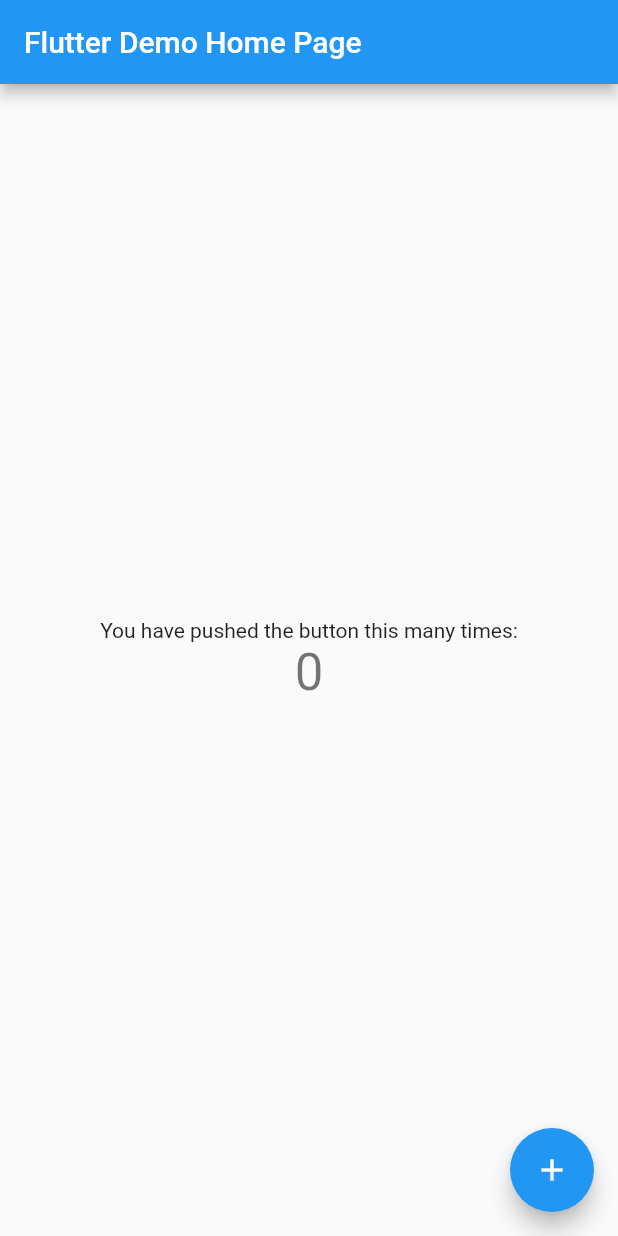
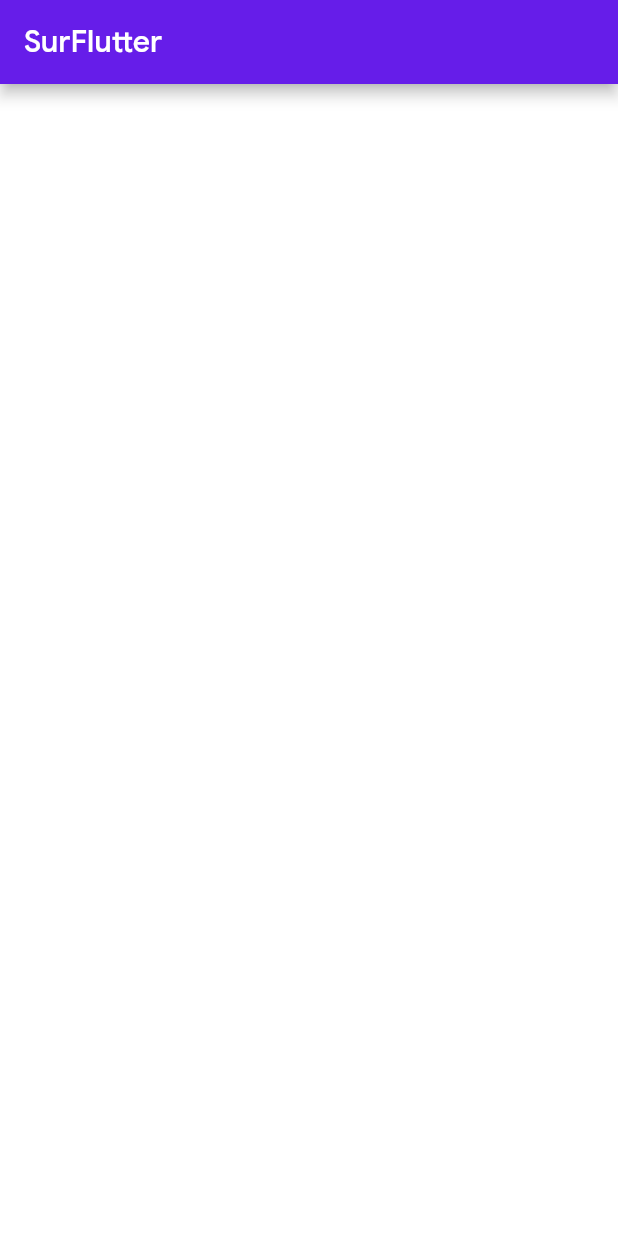
Before and after one commit to Ivaskuu/surflutter, a Flutter app: the screen it shows after launch, on a phone screen of 412 x 824 dp. Run offline on Flutter 3.47's test engine with Material 2 defaults, Android fonts, the phone set to English and light mode, and no system bars.

Commit message:
Created home.dart, added firestore + provider, google sans font

```diff
--- a/lib/main.dart
+++ b/lib/main.dart
@@ -1,111 +1,21 @@
 import 'package:flutter/material.dart';
+import 'package:surflutter/pages/home.dart';
 
 void main() => runApp(MyApp());
 
 class MyApp extends StatelessWidget {
-  // This widget is the root of your application.
   @override
   Widget build(BuildContext context) {
     return MaterialApp(
-      title: 'Flutter Demo',
+      title: 'SurFlutter',
       theme: ThemeData(
-        // This is the theme of your application.
-        //
-        // Try running your application with "flutter run". You'll see the
-        // application has a blue toolbar. Then, without quitting the app, try
-        // changing the primarySwatch below to Colors.green and then invoke
-        // "hot reload" (press "r" in the console where you ran "flutter run",
-        // or simply save your changes to "hot reload" in a Flutter IDE).
-        // Notice that the counter didn't reset back to zero; the application
-        // is not restarted.
-        primarySwatch: Colors.blue,
+        accentColor: Color(0xFF661DE9),
+        primaryColor: Color(0xFF661DE9),
+        backgroundColor: Colors.white,
+        scaffoldBackgroundColor: Colors.white,
+        fontFamily: 'GoogleSans',
       ),
-      home: MyHomePage(title: 'Flutter Demo Home Page'),
+      home: HomePage(),
     );
   }
 }
-
-class MyHomePage extends StatefulWidget {
-  MyHomePage({Key key, this.title}) : super(key: key);
-
-  // This widget is the home page of your application. It is stateful, meaning
-  // that it has a State object (defined below) that contains fields that affect
-  // how it looks.
-
-  // This class is the configuration for the state. It holds the values (in this
-  // case the title) provided by the parent (in this case the App widget) and
-  // used by the build method of the State. Fields in a Widget subclass are
-  // always marked "final".
-
-  final String title;
-
-  @override
-  _MyHomePageState createState() => _MyHomePageState();
-}
-
-class _MyHomePageState extends State<MyHomePage> {
-  int _counter = 0;
-
-  void _incrementCounter() {
-    setState(() {
-      // This call to setState tells the Flutter framework that something has
-      // changed in this State, which causes it to rerun the build method below
-      // so that the display can reflect the updated values. If we changed
-      // _counter without calling setState(), then the build method would not be
-      // called again, and so nothing would appear to happen.
-      _counter++;
-    });
-  }
-
-  @override
-  Widget build(BuildContext context) {
-    // This method is rerun every time setState is called, for instance as done
-    // by the _incrementCounter method above.
-    //
-    // The Flutter framework has been optimized to make rerunning build methods
-    // fast, so that you can just rebuild anything that needs updating rather
-    // than having to individually change instances of widgets.
-    return Scaffold(
-      appBar: AppBar(
-        // Here we take the value from the MyHomePage object that was created by
-        // the App.build method, and use it to set our appbar title.
-        title: Text(widget.title),
-      ),
-      body: Center(
-        // Center is a layout widget. It takes a single child and positions it
-        // in the middle of the parent.
-        child: Column(
-          // Column is also layout widget. It takes a list of children and
-          // arranges them vertically. By default, it sizes itself to fit its
-          // children horizontally, and tries to be as tall as its parent.
-          //
-          // Invoke "debug painting" (press "p" in the console, choose the
-          // "Toggle Debug Paint" action from the Flutter Inspector in Android
-          // Studio, or the "Toggle Debug Paint" command in Visual Studio Code)
-          // to see the wireframe for each widget.
-          //
-          // Column has various properties to control how it sizes itself and
-          // how it positions its children. Here we use mainAxisAlignment to
-          // center the children vertically; the main axis here is the vertical
-          // axis because Columns are vertical (the cross axis would be
-          // horizontal).
-          mainAxisAlignment: MainAxisAlignment.center,
-          children: <Widget>[
-            Text(
-              'You have pushed the button this many times:',
-            ),
-            Text(
-              '$_counter',
-              style: Theme.of(context).textTheme.display1,
-            ),
-          ],
-        ),
-      ),
-      floatingActionButton: FloatingActionButton(
-        onPressed: _incrementCounter,
-        tooltip: 'Increment',
-        child: Icon(Icons.add),
-      ), // This trailing comma makes auto-formatting nicer for build methods.
-    );
-  }
-}
--- /dev/null
+++ b/lib/pages/home.dart
@@ -0,0 +1,22 @@
+import 'package:flutter/material.dart';
+
+class HomePage extends StatefulWidget {
+  @override
+  _HomePageState createState() => _HomePageState();
+}
+
+class _HomePageState extends State<HomePage> {
+  @override
+  Widget build(BuildContext context) {
+    return Scaffold(
+      appBar: AppBar(
+        title: Text('SurFlutter'),
+      ),
+      body: Column(
+        children: <Widget>[
+
+        ],
+      ),
+    );
+  }
+}
```
Also changed, not shown: pubspec.yaml (+13 -40 lines), pubspec.lock, res/fonts/google_sans/GoogleSans-Bold.ttf (added), res/fonts/google_sans/GoogleSans-BoldItalic.ttf (added), res/fonts/google_sans/GoogleSans-Italic.ttf (added), res/fonts/google_sans/GoogleSans-Medium.ttf (added), res/fonts/google_sans/GoogleSans-MediumItalic.ttf (added), res/fonts/google_sans/GoogleSans-Regular.ttf (added).
